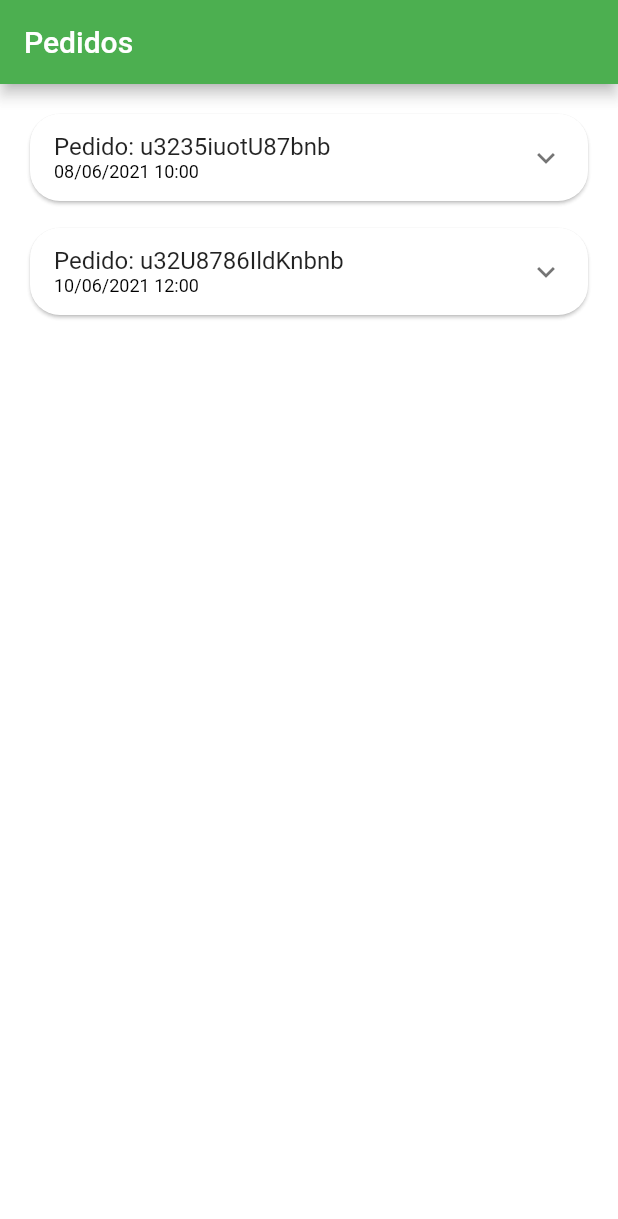
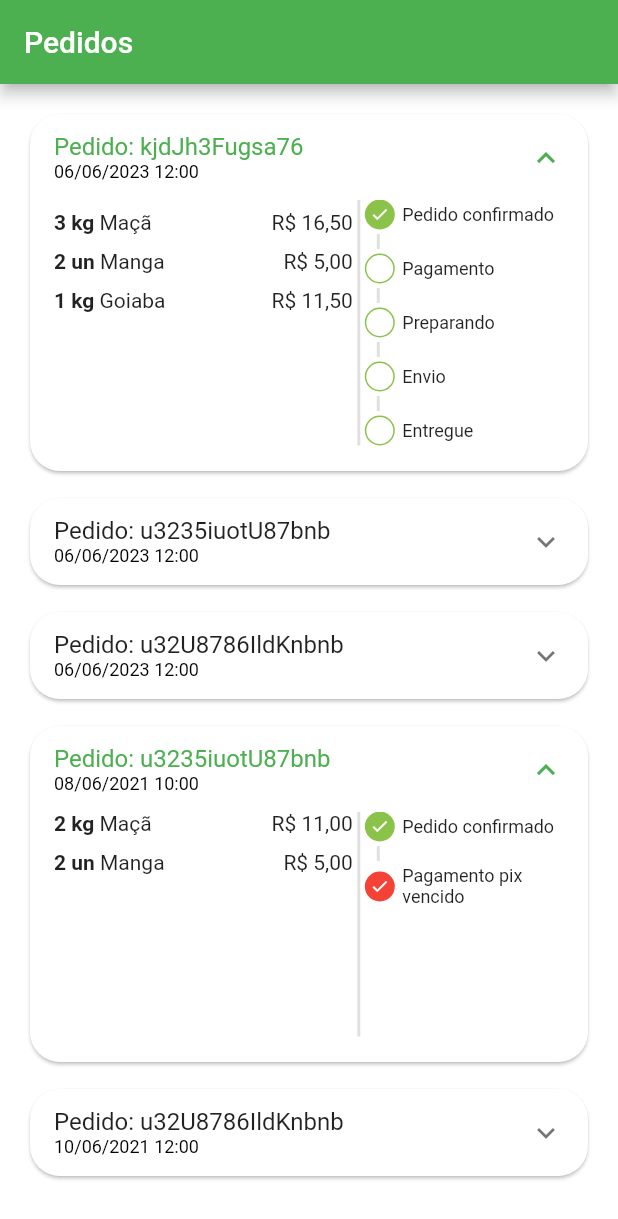
Before and after one commit to Joallisson/greengrocer, a Flutter app: the OrdersTab screen opened directly, on a phone screen of 412 x 824 dp. Shown: the top 1219 px of the screen. Run offline on Flutter 3.47's test engine with Material 2 defaults, Android fonts, the phone set to English and light mode, and no system bars; our stand-ins replace animated_text_kit, mask_text_input_formatter.

Commit message:
44. Adicionando todos os outros status

```diff
--- a/lib/src/config/app_data.dart
+++ b/lib/src/config/app_data.dart
@@ -101,6 +101,48 @@ UserModel user = UserModel(
 List<OrderModel> orders = [
   //Pedido 01
   OrderModel(
+    id: "kjdJh3Fugsa76",
+    createdDateTime: DateTime.parse('2023-06-06 12:00:10.458'),
+    overdueDateTime: DateTime.parse('2023-06-06 13:00:10.458'),
+    items: [
+      CartItemModel(item: apple, quantity: 3),
+      CartItemModel(item: mango, quantity: 2),
+      CartItemModel(item: guava, quantity: 1),
+    ],
+    status: "pending_payment",
+    copyAndPaste: "qwyhvJHVhvJH676",
+    total: 11,
+  ),
+
+  //Pedido 02
+  OrderModel(
+    id: "u3235iuotU87bnb",
+    createdDateTime: DateTime.parse('2023-06-06 12:00:10.458'),
+    overdueDateTime: DateTime.parse('2023-06-06 13:00:10.458'),
+    items: [
+      CartItemModel(item: apple, quantity: 2),
+      CartItemModel(item: mango, quantity: 2),
+    ],
+    status: "paid",
+    copyAndPaste: "qwyhvJHVhvJH676",
+    total: 11,
+  ),
+
+  //Pedido 3
+  OrderModel(
+    id: "u32U8786IldKnbnb",
+    createdDateTime: DateTime.parse('2023-06-06 12:00:10.458'),
+    overdueDateTime: DateTime.parse('2023-06-06 13:00:10.458'),
+    items: [
+      CartItemModel(item: guava, quantity: 1),
+    ],
+    status: "delivered",
+    copyAndPaste: "qwyhvJHVhvJH676",
+    total: 11,
+  ),
+
+  //Pedido 04
+  OrderModel(
     id: "u3235iuotU87bnb",
     createdDateTime: DateTime.parse('2021-06-08 10:00:10.458'),
     overdueDateTime: DateTime.parse('2021-06-08 11:00:10.458'),
@@ -113,7 +155,7 @@ List<OrderModel> orders = [
     total: 11,
   ),
 
-  //Pedido 2
+  //Pedido 5
   OrderModel(
     id: "u32U8786IldKnbnb",
     createdDateTime: DateTime.parse('2021-06-10 12:00:10.458'),
--- a/lib/src/pages/orders/components/order_status_widget.dart
+++ b/lib/src/pages/orders/components/order_status_widget.dart
@@ -28,23 +28,55 @@ class OrderStatusWidget extends StatelessWidget {
     return Column(
       crossAxisAlignment: CrossAxisAlignment.start,
       children: [
+        //======= STATUS  =========================
         const _StatusDot(
           isActive: true,
           title: "Pedido confirmado",
         ),
+        //======= DIVIDER  =========================
         const _CustomDivider(),
+        //======= STATUS  =========================
         if (currentStatus == 1) ...[
           const _StatusDot(
             isActive: true,
             title: "Pix estornado",
             backgroundColor: Colors.orange,
           )
-        ] else if (isOverdue) ...[
+        ]
+        //======= STATUS  =========================
+        else if (isOverdue) ...[
           const _StatusDot(
             isActive: true,
             title: "Pagamento pix vencido",
             backgroundColor: Colors.red,
           )
+        ] else ...[
+          //======= STATUS  =========================
+          _StatusDot(
+            isActive: currentStatus >= 2,
+            title: "Pagamento",
+          ),
+          //======= DIVIDER  =========================
+          const _CustomDivider(),
+          //======= STATUS  =========================
+          _StatusDot(
+            isActive: currentStatus >= 3,
+            title: "Preparando",
+          ),
+          //======= DIVIDER  =========================
+          const _CustomDivider(),
+          //======= STATUS  =========================
+          _StatusDot(
+            isActive: currentStatus >= 4,
+            title: "Envio",
+          ),
+          //======= DIVIDER  =========================
+          const _CustomDivider(),
+          //======= STATUS  =========================
+          _StatusDot(
+            isActive: currentStatus == 5,
+            title: "Entregue",
+          ),
         ],
       ],
     );
--- a/lib/src/pages/orders/components/order_tile.dart
+++ b/lib/src/pages/orders/components/order_tile.dart
@@ -21,6 +21,7 @@ class OrderTile extends StatelessWidget {
       child: Theme(
         data: Theme.of(context).copyWith(dividerColor: Colors.transparent),
         child: ExpansionTile(
+          initiallyExpanded: order.status == 'pending_payment',
           childrenPadding: const EdgeInsets.fromLTRB(16, 0, 16, 16),
           title: Column(
               mainAxisSize: MainAxisSize.min,
@@ -36,14 +37,16 @@ class OrderTile extends StatelessWidget {
                 )
               ]),
           children: [
-            SizedBox(
-              height: 150,
+            IntrinsicHeight(
+
               child: Row(
                 children: [
 
                   //LISTA DE PRODUTOS
                   Expanded(
                     flex: 3,
+                    child: SizedBox(
+                      height: 150,
                       child: ListView(
                         children: order.items.map((orderItem) {
                           return _OrderItemWidget(
@@ -51,6 +54,7 @@ class OrderTile extends StatelessWidget {
                             orderItem: orderItem,
                           );
                         }).toList(),
+                      ),
                     ),
                   ),
 
```
Lines whose indentation alone changed are shown as unchanged.
